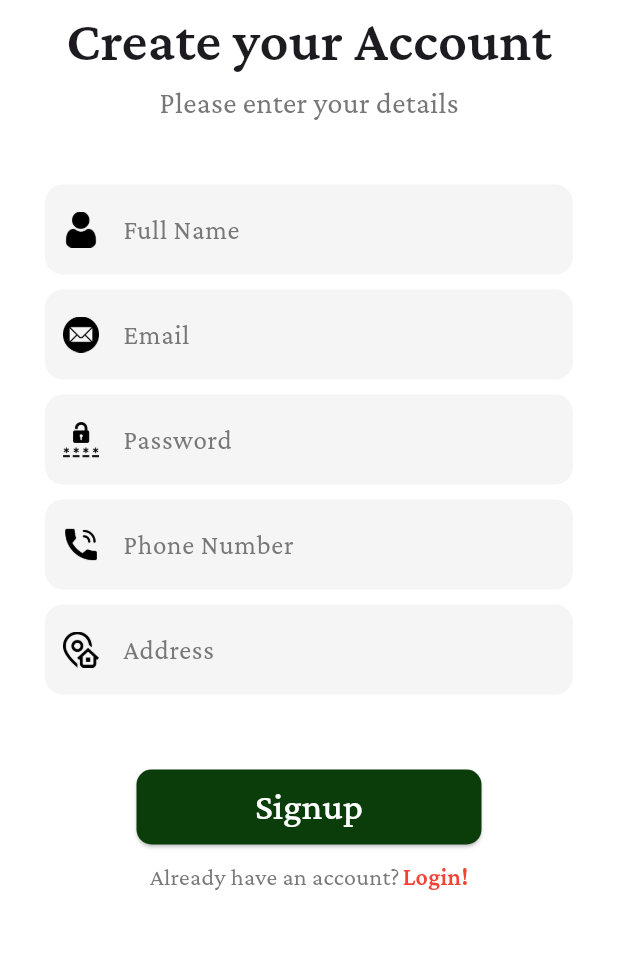
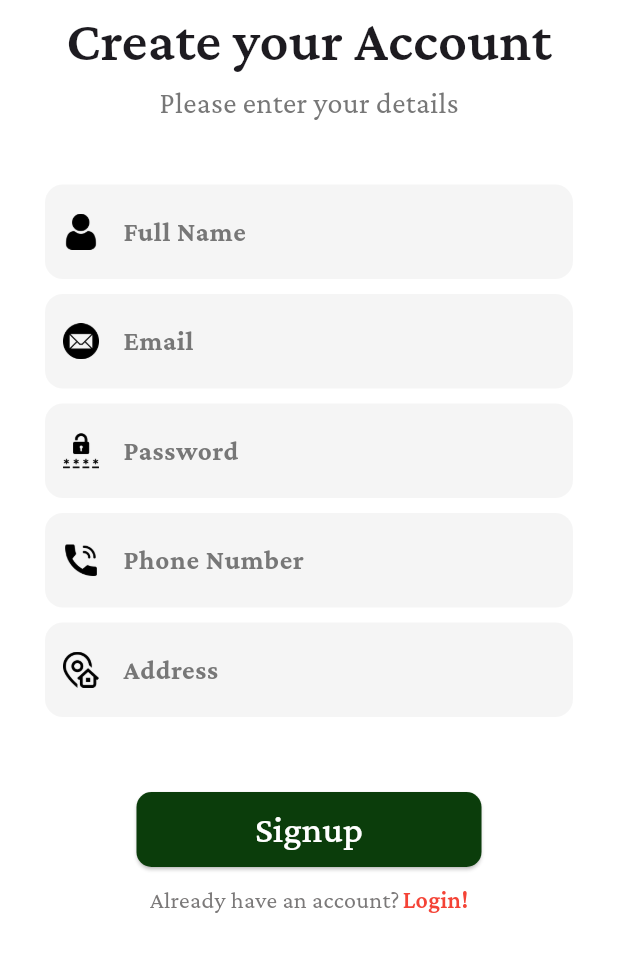
Before and after one commit to aashra1/AgriX, a Flutter app: the SignupScreen screen opened directly, on a phone screen of 412 x 824 dp, the part 177-1149 px from its top. Run offline on Flutter 3.47's test engine with Material 3 defaults, Android fonts, the phone set to English and light mode, and no system bars; our stand-ins replace google_fonts.

Commit message:
theme added

```diff
--- /dev/null
+++ b/lib/core/theme/theme.dart
@@ -0,0 +1,22 @@
+import 'package:flutter/material.dart';
+import 'package:google_fonts/google_fonts.dart';
+
+class AppTheme {
+  static ThemeData lightTheme = ThemeData(
+    primaryColor: Color(0xFF0B3D0B),
+    scaffoldBackgroundColor: Colors.white,
+    textTheme: GoogleFonts.crimsonProTextTheme(
+      TextTheme(
+        bodyLarge: TextStyle(fontSize: 18, fontWeight: FontWeight.bold),
+        bodyMedium: TextStyle(fontSize: 16),
+      ),
+    ),
+    elevatedButtonTheme: ElevatedButtonThemeData(
+      style: ElevatedButton.styleFrom(
+        backgroundColor: Color(0xFFFFDE7C),
+        foregroundColor: Color(0xFF0B3D0B),
+        shape: RoundedRectangleBorder(borderRadius: BorderRadius.circular(20)),
+      ),
+    ),
+  );
+}
--- a/lib/main.dart
+++ b/lib/main.dart
@@ -1,4 +1,4 @@
-
+import 'package:agrix/core/theme/theme.dart';
 import 'package:agrix/features/onboarding/Splash_screen1.dart';
 import 'package:flutter/material.dart';
 
@@ -12,11 +12,9 @@ class MyApp extends StatelessWidget {
   @override
   Widget build(BuildContext context) {
     return MaterialApp(
+      theme: AppTheme.lightTheme,
       debugShowCheckedModeBanner: false,
       title: 'Agrix',
-      theme: ThemeData(
-        colorScheme: ColorScheme.fromSeed(seedColor: Colors.deepPurple),
-      ),
       home: const SplashScreen1(),
     );
   }
```
